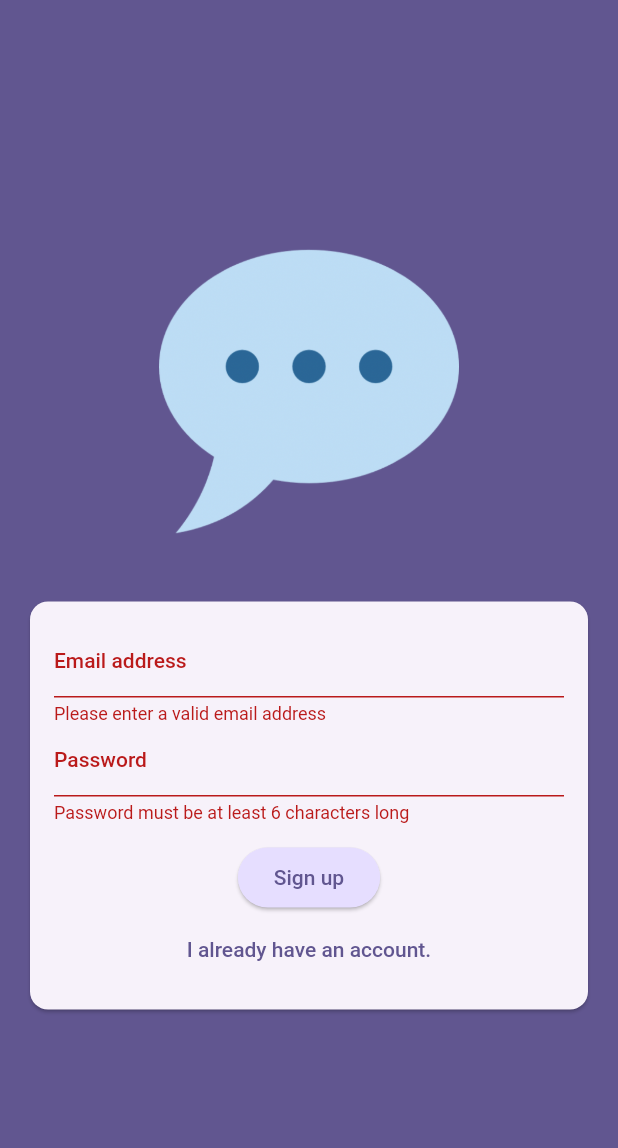
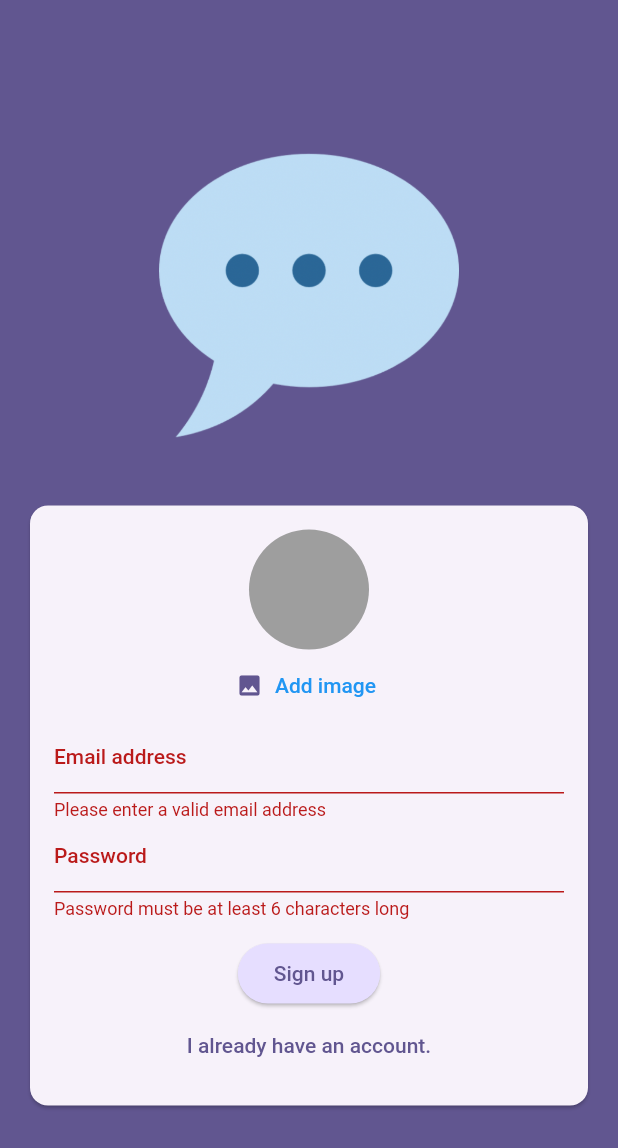
Before and after one commit to S13G/ChatLinc, a Flutter app: the screen it shows after launch, after a tap on "Login", after a tap on "Create an account", on a phone screen of 412 x 824 dp. Shown: the top 1148 px of the screen. Run offline on Flutter 3.47's test engine with Material 2 defaults, Android fonts, the phone set to English and light mode, and no system bars; our stand-ins replace firebase_auth, firebase_core, image_picker; accounts and stored records are empty.

Commit message:
set up image in sign up form

```diff
--- a/lib/screens/auth.dart
+++ b/lib/screens/auth.dart
@@ -1,3 +1,4 @@
+import 'package:chatlinc/widgets/user_image_picker.dart';
 import 'package:firebase_auth/firebase_auth.dart';
 import 'package:flutter/material.dart';
 
@@ -8,11 +9,11 @@ class AuthScreen extends StatefulWidget {
 
   @override
   State<AuthScreen> createState() {
-    return _AuthScreen();
+    return _AuthScreenState();
   }
 }
 
-class _AuthScreen extends State<AuthScreen> {
+class _AuthScreenState extends State<AuthScreen> {
   final _form = GlobalKey<FormState>();
 
   var _isLogin = true;
@@ -31,7 +32,6 @@ class _AuthScreen extends State<AuthScreen> {
       if (_isLogin) {
         final userCredentials = await _firebase.signInWithEmailAndPassword(
             email: _enteredEmail, password: _enteredPassword);
-
       } else {
         final userCredentials = await _firebase.createUserWithEmailAndPassword(
             email: _enteredEmail, password: _enteredPassword);
@@ -76,6 +76,7 @@ class _AuthScreen extends State<AuthScreen> {
                       child: Column(
                         mainAxisSize: MainAxisSize.min,
                         children: [
+                          if (!_isLogin) const UserImagePicker(),
                           TextFormField(
                             decoration: const InputDecoration(
                               labelText: 'Email address',
--- /dev/null
+++ b/lib/widgets/user_image_picker.dart
@@ -0,0 +1,52 @@
+import 'dart:io';
+
+import 'package:flutter/material.dart';
+import 'package:image_picker/image_picker.dart';
+
+class UserImagePicker extends StatefulWidget {
+  const UserImagePicker({super.key});
+
+  @override
+  State<UserImagePicker> createState() {
+    return _UserImagePickerState();
+  }
+}
+
+class _UserImagePickerState extends State<UserImagePicker> {
+  File? _pickedImageFile;
+
+  void _pickImage() async {
+    final pickedImage = await ImagePicker()
+        .pickImage(source: ImageSource.camera, imageQuality: 50, maxWidth: 150);
+    if (pickedImage == null) {
+      return;
+    }
+    setState(() {
+      _pickedImageFile = File(pickedImage.path);
+    });
+  }
+
+  @override
+  Widget build(BuildContext context) {
+    return Column(
+      children: [
+        CircleAvatar(
+          radius: 40,
+          backgroundColor: Colors.grey,
+          foregroundImage:
+              _pickedImageFile != null ? FileImage(_pickedImageFile!) : null,
+        ),
+        TextButton.icon(
+          onPressed: _pickImage,
+          icon: const Icon(Icons.image),
+          label: Text(
+            'Add image',
+            style: TextStyle(
+              color: Theme.of(context).primaryColor,
+            ),
+          ),
+        ),
+      ],
+    );
+  }
+}
--- a/pubspec.yaml
+++ b/pubspec.yaml
@@ -37,6 +37,8 @@ dependencies:
   cupertino_icons: ^1.0.2
   firebase_core: ^2.20.0
   firebase_auth: ^4.12.0
+  firebase_storage: ^11.4.0
+  image_picker: ^1.0.4
 
 dev_dependencies:
   flutter_test:
```
Also changed, not shown: pubspec.lock.
